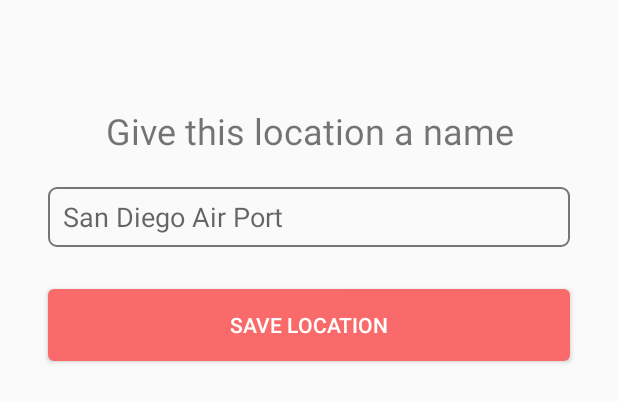
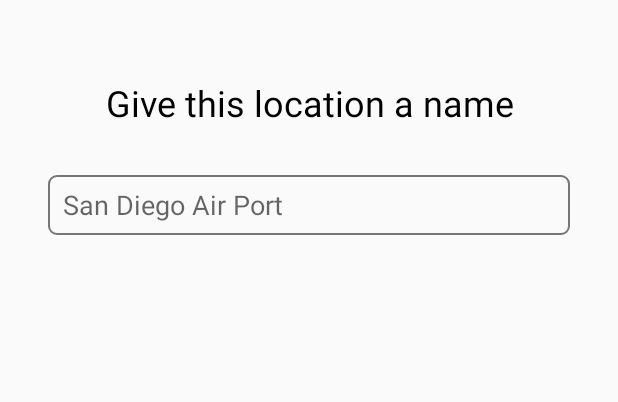
Before and after one commit to Robbie08/ParkSmart, an Android app: the layout dialog_add_list.xml on its own in the app's theme, with its tools: preview values and no code run, on a phone screen of 412 x 824 dp. Shown: the top 402 px of the screen. Run offline under Robolectric (Android 15) with nearby library versions, the phone set to English and light mode, and no system bars.

```diff
--- a/app/src/main/java/com/example/robert/parksmart/activities/RegisterActivity.java
+++ b/app/src/main/java/com/example/robert/parksmart/activities/RegisterActivity.java
@@ -65,7 +65,6 @@ public class RegisterActivity extends BaseActivity {
     @OnClick(R.id.activity_register_send_login_activity)
     public void sendLogIn(View view){
         startActivity(new Intent(this,LoginActivity.class));
-        overridePendingTransition(android.R.anim.slide_out_right,android.R.anim.slide_in_left );
         finish();
 
 
--- a/app/src/main/java/com/example/robert/parksmart/infrastructure/Utils.java
+++ b/app/src/main/java/com/example/robert/parksmart/infrastructure/Utils.java
@@ -11,6 +11,7 @@ public class Utils {
 
     public static final String FIRE_BASE_URL = "https://parksmart-f23cb.firebaseio.com/";
     public static final String FIRE_BASE_USER_REFERENCE = FIRE_BASE_URL +"users/";
+    public static final String FIRE_BASE_HISTORY_LIST_REFERENCE = FIRE_BASE_URL + "usersHistory/";
 
     public static final String MY_PREFERENCE = "MY_PREFERENCE";
     public static final String EMAIL = "EMAIL";
@@ -21,4 +22,8 @@ public class Utils {
         return userEmail.replace(".",",");
     }
 
+    public static String decodeEmail(String userEmail){
+        return  userEmail.replace(",",".");
+    }
+
 }
--- a/app/src/main/res/layout/dialog_add_list.xml
+++ b/app/src/main/res/layout/dialog_add_list.xml
@@ -11,7 +11,8 @@
         android:layout_width="match_parent"
         android:layout_height="wrap_content"
         android:orientation="vertical"
-        android:layout_marginTop="49dp"
+        android:layout_marginTop="20dp"
+        android:layout_marginBottom="20dp"
         android:layout_alignParentTop="true"
         android:layout_alignParentStart="true"
         android:id="@+id/linearLayout2">
@@ -21,8 +22,9 @@
             android:text="Give this location a name"
             android:textSize="24sp"
             android:gravity="center"
-            android:paddingBottom="5dp"
-            android:paddingTop="5dp"/>
+            android:textColor="@color/colorBlack"
+            android:paddingBottom="16dp"
+            android:paddingTop="16dp"/>
 
         <EditText
             android:layout_width="match_parent"
@@ -39,19 +41,5 @@
             android:singleLine="true"/>
     </LinearLayout>
 
-    <Button
-        android:id="@+id/bSaveLocation"
-        android:layout_width="match_parent"
-        android:layout_height="wrap_content"
-        android:layout_below="@+id/linearLayout2"
-        android:layout_centerHorizontal="true"
-        android:layout_marginEnd="16dp"
-        android:layout_marginStart="16dp"
-        android:layout_marginTop="12dp"
-        android:layout_marginBottom="16dp"
-        android:background="@drawable/my_button"
-        android:text="Save Location"
-        android:textColor="@color/colorWhite"
-        />
 
 </RelativeLayout>
```
Also changed, not shown: app/src/main/java/com/example/robert/parksmart/Fragments/Fragment_Map.java (+9 -14 lines), app/src/main/java/com/example/robert/parksmart/dialog/AddListDialogFragment.java (+33 -3 lines), app/src/main/java/com/example/robert/parksmart/enteties/HistoryList.java (+6 -6 lines), app/src/main/java/com/example/robert/parksmart/services/HistoryListService.java (+4 -3 lines), 1 other file.
